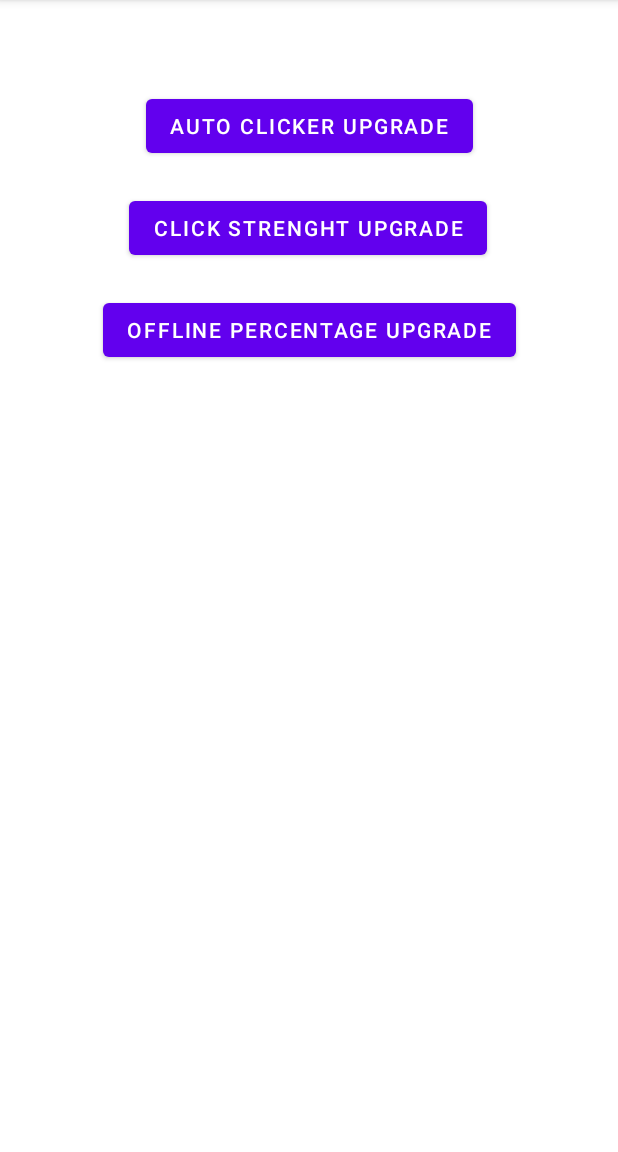
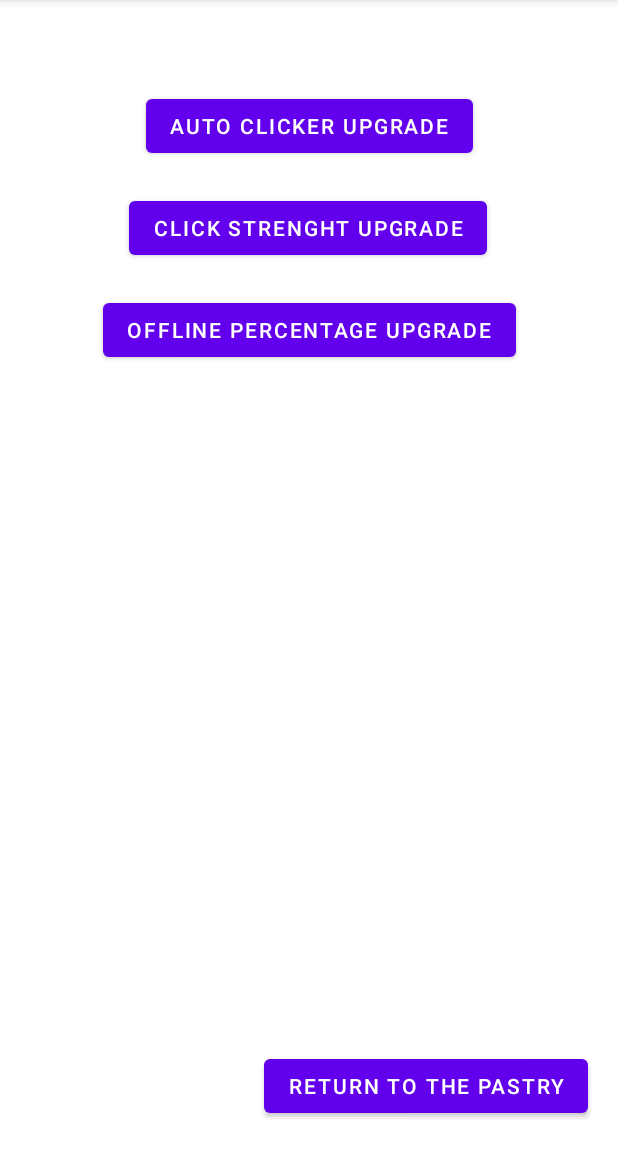
Before and after one commit to hamnerben/final-Poker, an Android app: the UpgradeFragment screen opened through its navigation route, on a phone screen of 412 x 824 dp, the part 84-1236 px from its top. Run offline under Robolectric (Android 15) with nearby library versions, the light colour scheme and no system bars; 1 statement that could not run was skipped.

Commit message:
added image button for pastry

```diff
--- a/TodosMVVM/app/src/main/java/com/usu/todosmvvm/UpgradeFragment.kt
+++ b/TodosMVVM/app/src/main/java/com/usu/todosmvvm/UpgradeFragment.kt
@@ -5,6 +5,7 @@ import android.view.LayoutInflater
 import android.view.View
 import android.view.ViewGroup
 import androidx.fragment.app.Fragment
+import androidx.navigation.fragment.findNavController
 import com.usu.todosmvvm.databinding.FragmentPastryBinding
 import com.usu.todosmvvm.databinding.FragmentUpgradeBinding
 
@@ -28,6 +29,10 @@ class UpgradeFragment : Fragment() {
 
         }
 
+        binding.goToPastryPage.setOnClickListener(){
+            findNavController().navigate(R.id.action_upgradeFragment_to_pastryFragment)
+        }
+
 
         return binding.root
     }
--- a/TodosMVVM/app/src/main/res/layout/fragment_upgrade.xml
+++ b/TodosMVVM/app/src/main/res/layout/fragment_upgrade.xml
@@ -35,4 +35,14 @@
         app:layout_constraintEnd_toEndOf="parent"
         app:layout_constraintStart_toStartOf="parent"
         app:layout_constraintTop_toBottomOf="@+id/clickStrengthUpgrade" />
+
+    <Button
+        android:id="@+id/goToPastryPage"
+        android:layout_width="wrap_content"
+        android:layout_height="wrap_content"
+        android:layout_marginEnd="20dp"
+        android:layout_marginBottom="20dp"
+        android:text="Return To the Pastry"
+        app:layout_constraintBottom_toBottomOf="parent"
+        app:layout_constraintEnd_toEndOf="parent" />
 </androidx.constraintlayout.widget.ConstraintLayout>
--- a/TodosMVVM/app/src/main/res/navigation/nav_graph.xml
+++ b/TodosMVVM/app/src/main/res/navigation/nav_graph.xml
@@ -17,5 +17,9 @@
     <fragment
         android:id="@+id/upgradeFragment"
         android:name="com.usu.todosmvvm.UpgradeFragment"
-        android:label="UpgradeFragment" />
+        android:label="UpgradeFragment" >
+        <action
+            android:id="@+id/action_upgradeFragment_to_pastryFragment"
+            app:destination="@id/pastryFragment" />
+    </fragment>
 </navigation>
```
Also changed, not shown: TodosMVVM/app/src/main/res/layout/fragment_pastry.xml (+11 -0 lines).
